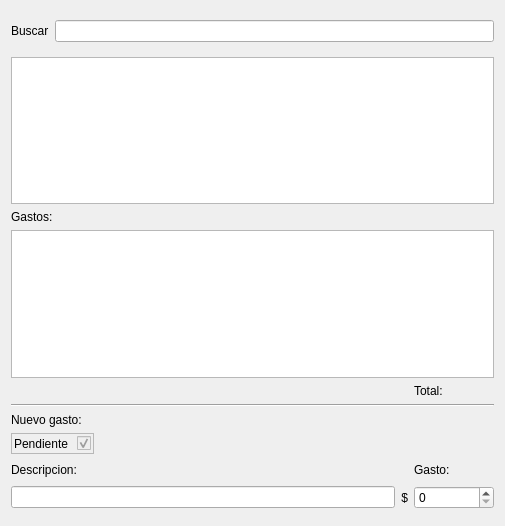
This is src/ui/gastos.ui in leosmolas/conotels as Qt 5 draws it before an edit. The edited form follows.
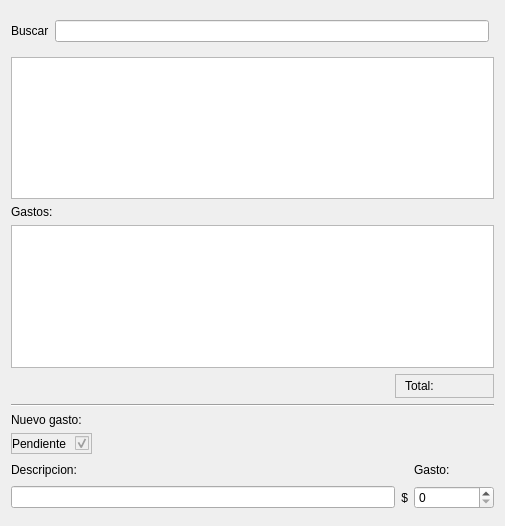
This is the edited form.

Commit message: puse el botón para cancelar Pendientes, y un label que pone el total de los gastos. Agrego un .sql que hace la llamada al drop, al conotels.sql, y al datos (que esta actualizado)

Patch:
```diff
--- a/src/ui/gastos.ui
+++ b/src/ui/gastos.ui
@@ -15,11 +15,11 @@
   </property>
   <layout class="QGridLayout" name="gridLayout_2">
    <item row="0" column="0">
-    <layout class="QGridLayout" name="gridLayout">
+    <layout class="QGridLayout" name="gridLayout" columnstretch="0,0,0,0,0">
      <property name="spacing">
       <number>6</number>
      </property>
-     <item row="4" column="0" colspan="4">
+     <item row="3" column="0" colspan="5">
       <widget class="QTableView" name="gastosTableView">
        <property name="minimumSize">
         <size>
@@ -29,47 +29,27 @@
        </property>
       </widget>
      </item>
-     <item row="2" column="0" colspan="4">
+     <item row="1" column="0" colspan="5">
       <widget class="QTableView" name="reservastableView"/>
      </item>
-     <item row="3" column="0">
+     <item row="2" column="0">
       <widget class="QLabel" name="label_2">
        <property name="text">
         <string>Gastos:</string>
        </property>
       </widget>
      </item>
-     <item row="5" column="3">
-      <widget class="QLabel" name="label_7">
-       <property name="text">
-        <string>Total:</string>
-       </property>
-      </widget>
-     </item>
-     <item row="7" column="0" colspan="4">
+     <item row="5" column="0" colspan="5">
       <widget class="Line" name="line">
        <property name="orientation">
         <enum>Qt::Horizontal</enum>
        </property>
       </widget>
      </item>
-     <item row="13" column="0" colspan="2">
+     <item row="9" column="0" colspan="3">
       <widget class="QLineEdit" name="descripcionLine"/>
      </item>
-     <item row="11" column="1">
-      <spacer name="horizontalSpacer">
-       <property name="orientation">
-        <enum>Qt::Horizontal</enum>
-       </property>
-       <property name="sizeHint" stdset="0">
-        <size>
-         <width>40</width>
-         <height>20</height>
-        </size>
-       </property>
-      </spacer>
-     </item>
-     <item row="13" column="3">
+     <item row="9" column="4">
       <widget class="QSpinBox" name="gastoSpin">
        <property name="minimumSize">
         <size>
@@ -82,28 +62,28 @@
        </property>
       </widget>
      </item>
-     <item row="11" column="3">
+     <item row="8" column="4">
       <widget class="QLabel" name="label_5">
        <property name="text">
         <string>Gasto:</string>
        </property>
       </widget>
      </item>
-     <item row="11" column="0">
+     <item row="8" column="0">
       <widget class="QLabel" name="label_4">
        <property name="text">
         <string>Descripcion:</string>
        </property>
       </widget>
      </item>
-     <item row="9" column="0">
+     <item row="6" column="0">
       <widget class="QLabel" name="label_3">
        <property name="text">
         <string>Nuevo gasto:</string>
        </property>
       </widget>
      </item>
-     <item row="13" column="2">
+     <item row="9" column="3">
       <widget class="QLabel" name="label_6">
        <property name="text">
         <string>$</string>
@@ -113,7 +93,7 @@
        </property>
       </widget>
      </item>
-     <item row="0" column="0" colspan="4">
+     <item row="0" column="0" colspan="5">
       <widget class="QFrame" name="frame">
        <property name="minimumSize">
         <size>
@@ -141,7 +121,7 @@
          <number>0</number>
         </property>
         <property name="rightMargin">
-         <number>0</number>
+         <number>5</number>
         </property>
         <item row="0" column="0">
          <widget class="QLabel" name="label">
@@ -156,7 +136,7 @@
        </layout>
       </widget>
      </item>
-     <item row="14" column="0" colspan="4">
+     <item row="10" column="0" colspan="5">
       <widget class="QDialogButtonBox" name="buttonBox">
        <property name="minimumSize">
         <size>
@@ -166,7 +146,7 @@
        </property>
       </widget>
      </item>
-     <item row="10" column="0">
+     <item row="7" column="0">
       <widget class="QFrame" name="pendienteFrame">
        <property name="minimumSize">
         <size>
@@ -190,7 +170,16 @@
         <property name="verticalSpacing">
          <number>6</number>
         </property>
-        <property name="margin">
+        <property name="leftMargin">
+         <number>0</number>
+        </property>
+        <property name="topMargin">
+         <number>2</number>
+        </property>
+        <property name="rightMargin">
+         <number>2</number>
+        </property>
+        <property name="bottomMargin">
          <number>2</number>
         </property>
         <item row="0" column="0">
@@ -219,6 +208,51 @@
        </layout>
       </widget>
      </item>
+     <item row="4" column="2" colspan="3">
+      <widget class="QFrame" name="totalFrame">
+       <property name="frameShape">
+        <enum>QFrame::StyledPanel</enum>
+       </property>
+       <property name="frameShadow">
+        <enum>QFrame::Raised</enum>
+       </property>
+       <layout class="QFormLayout" name="formLayout_2">
+        <property name="topMargin">
+         <number>4</number>
+        </property>
+        <property name="bottomMargin">
+         <number>4</number>
+        </property>
+        <item row="0" column="0">
+         <widget class="QLabel" name="lbl">
+          <property name="text">
+           <string>Total:</string>
+          </property>
+         </widget>
+        </item>
+        <item row="0" column="1">
+         <widget class="QLabel" name="totalLabel">
+          <property name="text">
+           <string/>
+          </property>
+         </widget>
+        </item>
+       </layout>
+      </widget>
+     </item>
+     <item row="8" column="1">
+      <spacer name="horizontalSpacer_6">
+       <property name="orientation">
+        <enum>Qt::Horizontal</enum>
+       </property>
+       <property name="sizeHint" stdset="0">
+        <size>
+         <width>40</width>
+         <height>20</height>
+        </size>
+       </property>
+      </spacer>
+     </item>
     </layout>
    </item>
   </layout>
```
The commit also changes 4 other files.
